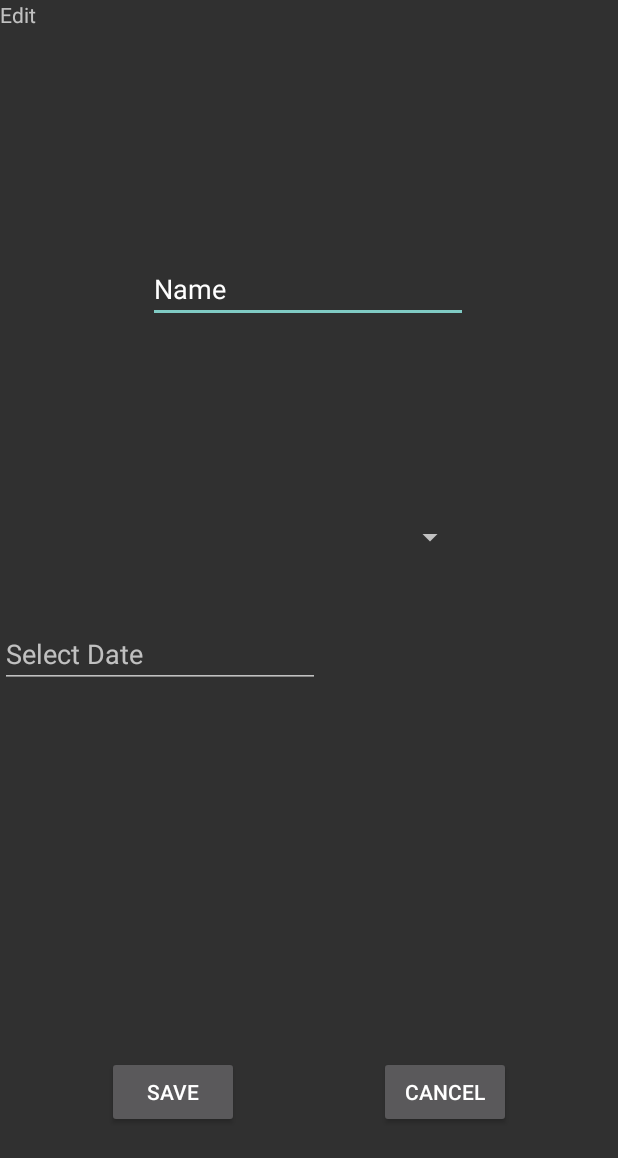
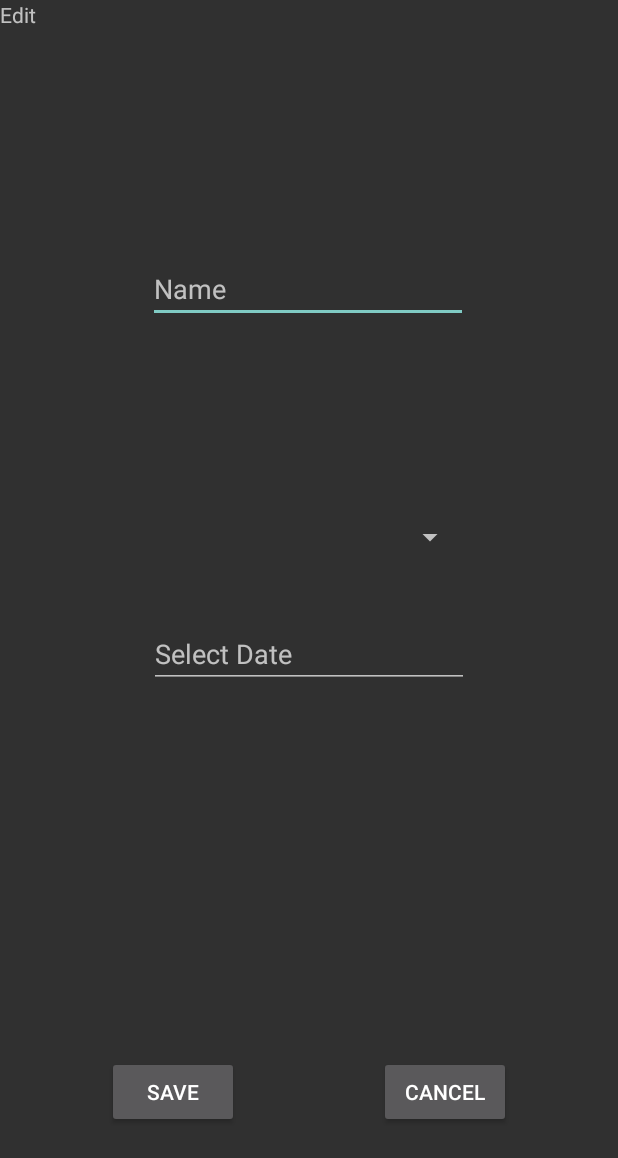
Before and after one commit to gcasey11/AcademicPlanner, an Android app: the EditToDoItemActivity screen opened directly, with no data from a screen before it, on a phone screen of 412 x 824 dp. Shown: the top 1158 px of the screen. Run offline under Robolectric (Android 15) with nearby library versions, the phone set to English and light mode, and no system bars.

Commit message:
Edit and Add item added. Submit and Cancel button also added

```diff
--- a/app/src/main/java/com/example/todo/EditToDoItemActivity.java
+++ b/app/src/main/java/com/example/todo/EditToDoItemActivity.java
@@ -19,27 +19,39 @@ public class EditToDoItemActivity extends Activity
 		// Populate the screen using the layout
 		setContentView(R.layout.activity_edit_item);
 
-		// Get the data from the main activity screen
-		String editItem = getIntent().getStringExtra("item");
-		position = getIntent().getIntExtra("position",-1);
 
 		// Show original content in the text field
 		etItem = (EditText)findViewById(R.id.etEditItem);
-		etItem.setText(editItem);
+
+		// Get the data from the main activity screen
+		boolean isNew = getIntent().getBooleanExtra("isNew", false);
+
+		if (!isNew) {
+			String editItem = getIntent().getStringExtra("item");
+			position = getIntent().getIntExtra("position",-1);
+
+
+			etItem.setText(editItem);
+		}
+
 	}
 
 	public void onSubmit(View v) {
-		etItem = (EditText) findViewById(R.id.etEditItem);
-
 		// Prepare data intent for sending it back
 		Intent data = new Intent();
 
 		// Pass relevant data back as a result
 		data.putExtra("item", etItem.getText().toString());
+		data.putExtra("isNew", getIntent().getBooleanExtra("isNew", false));
 		data.putExtra("position", position);
 
 		// Activity finishes OK, return the data
 		setResult(RESULT_OK, data); // Set result code and bundle data for response
 		finish(); // Close the activity, pass data to parent
 	}
+
+	public void onCancel(View v) {
+		setResult(RESULT_CANCELED); // Set result code and bundle data for response
+		finish();// Close the activity, pass data to parent
+	}
 }
--- a/app/src/main/res/layout/activity_edit_item.xml
+++ b/app/src/main/res/layout/activity_edit_item.xml
@@ -28,11 +28,12 @@
         app:layout_constraintStart_toStartOf="parent" />
 
     <EditText
-        android:id="@+id/txtNewItem"
+        android:id="@+id/etEditItem"
         android:layout_width="wrap_content"
         android:layout_height="wrap_content"
         android:layout_marginTop="170dp"
         android:ems="10"
+        android:hint="Name"
         android:inputType="text"
         android:text="Name"
         app:layout_constraintEnd_toEndOf="parent"
@@ -57,6 +58,7 @@
         android:layout_height="wrap_content"
         android:layout_marginEnd="71dp"
         android:layout_marginBottom="72dp"
+        android:onClick="onCancel"
         android:text="Cancel"
         app:layout_constraintBottom_toBottomOf="parent"
         app:layout_constraintEnd_toEndOf="parent" />
@@ -70,6 +72,8 @@
         android:hint="Select Date"
         android:inputType="date"
         app:layout_constraintBottom_toBottomOf="parent"
-        tools:layout_editor_absoluteX="99dp" />
+        app:layout_constraintEnd_toEndOf="parent"
+        app:layout_constraintHorizontal_bias="0.5"
+        app:layout_constraintStart_toStartOf="parent" />
 
 </androidx.constraintlayout.widget.ConstraintLayout>
```
Also changed, not shown: app/src/main/java/com/example/todo/CustomAdapter.java (+16 -0 lines), app/src/main/java/com/example/todo/MainActivity.java (+52 -24 lines), app/src/main/res/layout/raw_item.xml (+5 -5 lines).
